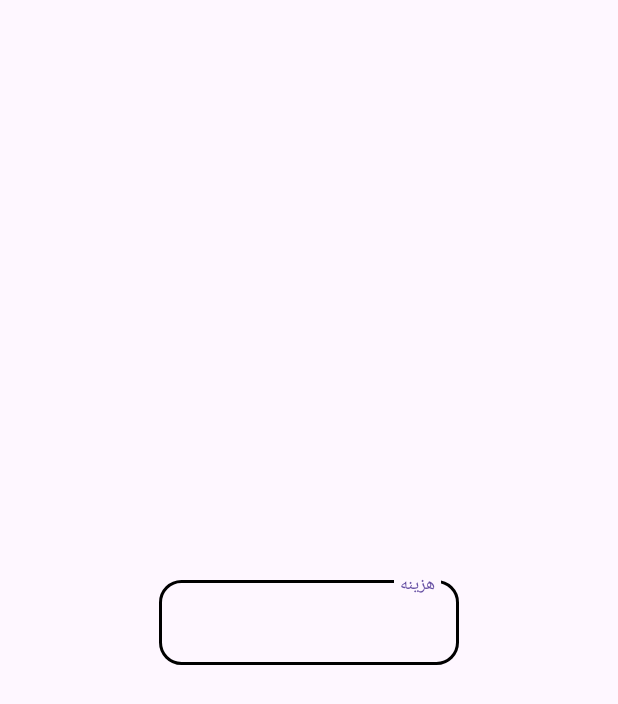
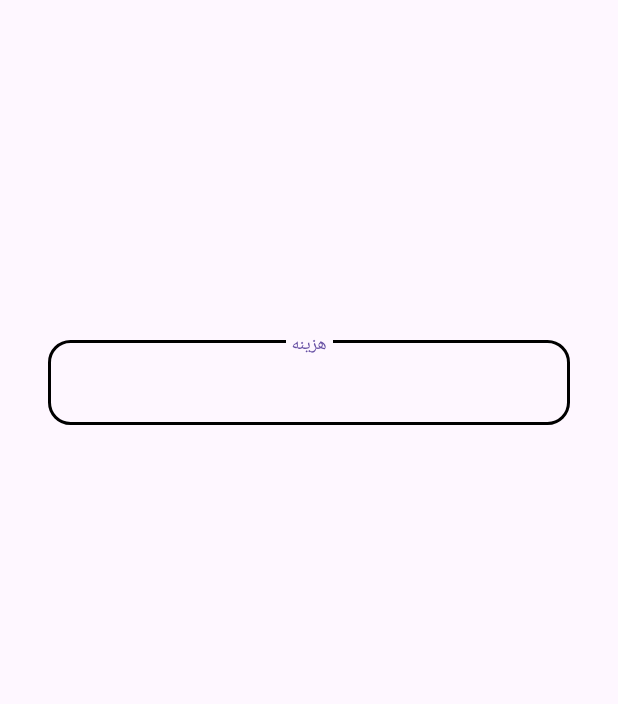
Before and after one commit to YasinZeighami/PersianCurrencyEditText, an Android app: the screen it shows after launch (MainActivity), on a phone screen of 412 x 824 dp. Shown: the top 704 px of the screen. Run offline under Robolectric (Android 15) with nearby library versions, the phone set to English and light mode, and no system bars.

Commit message:
initial commit

```diff
--- a/app/src/main/java/com/github/persiancurrencyedittext/MainActivity.kt
+++ b/app/src/main/java/com/github/persiancurrencyedittext/MainActivity.kt
@@ -17,10 +17,10 @@ class MainActivity : AppCompatActivity() {
         setContentView(R.layout.activity_main)
 
         val persianEdt = findViewById<CurrencyEditText>(R.id.persian_edt)
-        val txt = findViewById<TextView>(R.id.persian_words)
+        val textView = findViewById<TextView>(R.id.persian_words)
 
-        persianEdt.persianWordsTextView(txt)
-        persianEdt.setCurrencyType(CurrencyType.TOMAN)
+        persianEdt.persianWordsTextView(textView)
+        persianEdt.setCurrencyType(CurrencyType.RIAL)
         persianEdt.getNumericValue()
         persianEdt.getPersianNumericValue()
         persianEdt.getWords()
--- a/app/src/main/res/layout/activity_main.xml
+++ b/app/src/main/res/layout/activity_main.xml
@@ -9,8 +9,11 @@
 
     <com.google.android.material.textfield.TextInputLayout
         android:id="@+id/textInputLayout"
-        android:layout_width="wrap_content"
+        android:layout_width="match_parent"
         android:layout_height="wrap_content"
+        android:layout_marginStart="32dp"
+        android:layout_marginEnd="32dp"
+        android:layout_marginBottom="320dp"
         android:hint="هزینه"
         app:boxCornerRadiusBottomEnd="15dp"
         app:boxCornerRadiusBottomStart="15dp"
@@ -23,8 +26,9 @@
         app:layout_constraintTop_toTopOf="parent">
 
         <com.github.currencyedittext.CurrencyEditText
+            android:gravity="center"
             android:id="@+id/persian_edt"
-            android:layout_width="200dp"
+            android:layout_width="match_parent"
             android:layout_height="wrap_content" />
 
     </com.google.android.material.textfield.TextInputLayout>
@@ -33,10 +37,17 @@
         android:id="@+id/persian_words"
         android:layout_width="wrap_content"
         android:layout_height="wrap_content"
+        android:layout_marginStart="40dp"
+        android:layout_marginEnd="40dp"
+        android:padding="10dp"
+        android:textAlignment="center"
+        android:textColor="@color/black"
+        android:textSize="13sp"
         app:layout_constraintBottom_toBottomOf="parent"
         app:layout_constraintEnd_toEndOf="parent"
+        app:layout_constraintHorizontal_bias="0.498"
         app:layout_constraintStart_toStartOf="parent"
         app:layout_constraintTop_toBottomOf="@+id/textInputLayout"
-        app:layout_constraintVertical_bias="0.098" />
+        app:layout_constraintVertical_bias="0.024" />
 
 </androidx.constraintlayout.widget.ConstraintLayout>
```
